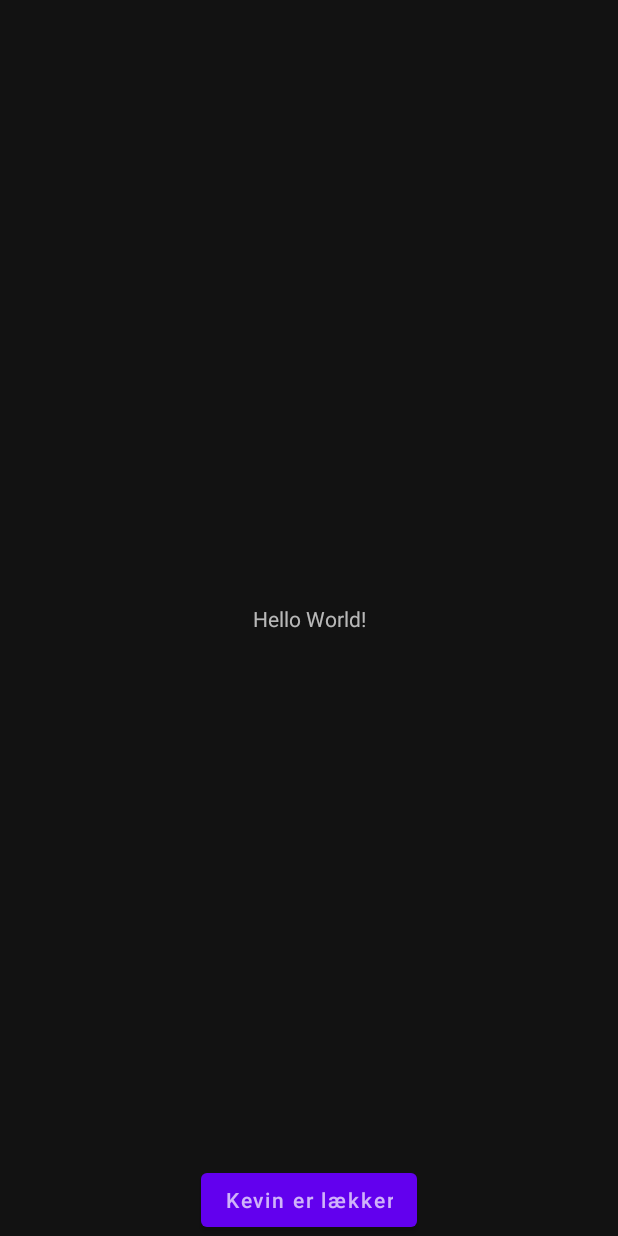
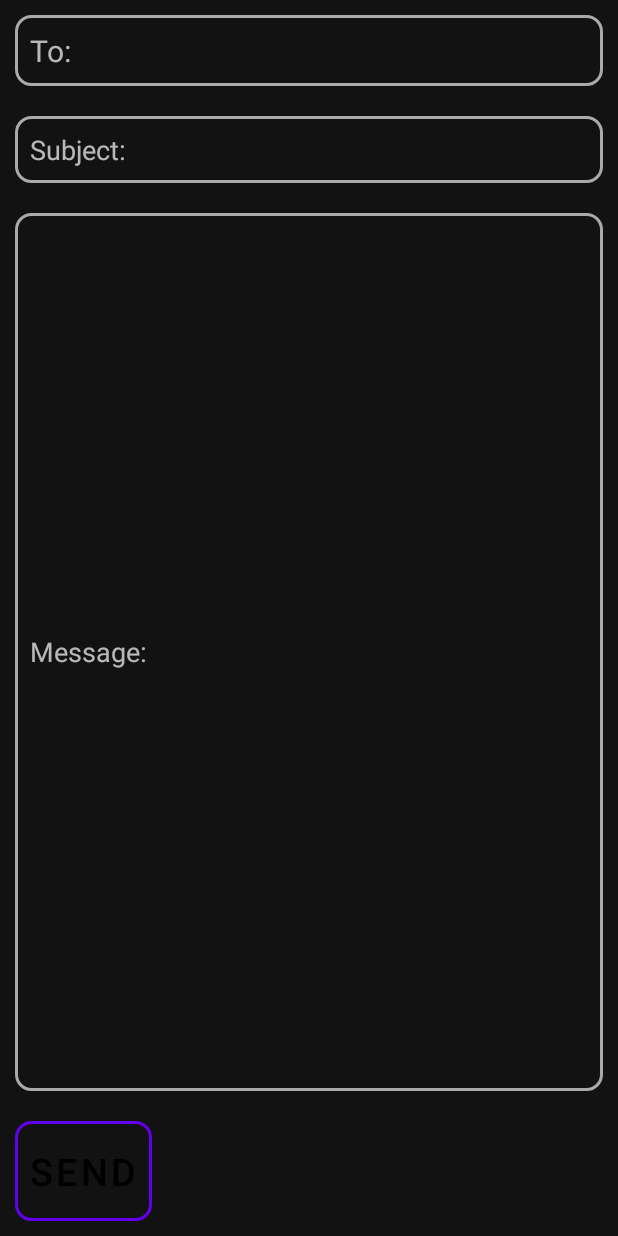
Before and after one commit to Kevbruh/Billigtlager, an Android app: the screen it shows after launch (MainActivity), on a phone screen of 412 x 824 dp. Run offline under Robolectric (Android 15) with nearby library versions, the phone set to English and light mode, and no system bars.

Commit message:
Contact page

```diff
--- a/app/src/main/java/com/example/billigtlager/MainActivity.java
+++ b/app/src/main/java/com/example/billigtlager/MainActivity.java
@@ -7,6 +7,7 @@ import android.net.Uri;
 import android.os.Bundle;
 import android.widget.Button;
 import android.widget.EditText;
+import android.widget.Toast;
 
 public class MainActivity extends AppCompatActivity {
 
@@ -15,7 +16,7 @@ public class MainActivity extends AppCompatActivity {
     @Override
     protected void onCreate(Bundle savedInstanceState) {
         super.onCreate(savedInstanceState);
-        setContentView(R.layout.activity_main);
+        setContentView(R.layout.contact_page);
 
         etTo = findViewById(R.id.ET_to);
         etSubject = findViewById(R.id.ET_subject);
@@ -27,6 +28,7 @@ public class MainActivity extends AppCompatActivity {
             intent.putExtra(Intent.EXTRA_SUBJECT, etSubject.getText().toString());
             intent.putExtra(Intent.EXTRA_TEXT, etMessage.getText().toString());
             startActivity(intent);
+            Toast.makeText(this, "The Email was send", Toast.LENGTH_SHORT).show();;
         });
     }
 }
--- a/app/src/main/res/layout/contact_page.xml
+++ b/app/src/main/res/layout/contact_page.xml
@@ -4,25 +4,26 @@
     android:layout_height="match_parent"
     android:orientation="vertical">
 
+
             <LinearLayout
                 android:layout_width="match_parent"
                 android:layout_height="wrap_content"
-        android:padding="10dp"
                 android:layout_margin="10dp"
-        android:background="@drawable/bg_round">
+                android:background="@drawable/bg_round"
+                android:padding="10dp">
 
                 <TextView
                     android:layout_width="50dp"
                     android:layout_height="wrap_content"
+                    android:layout_gravity="center"
                     android:text="To: "
-            android:textSize="20sp"
-            android:layout_gravity="center"/>
+                    android:textSize="20sp" />
 
                 <EditText
                     android:id="@+id/ET_to"
                     android:layout_width="match_parent"
                     android:layout_height="wrap_content"
-            android:background="@android:color/transparent"/>
+                    android:background="@android:color/transparent" />
 
             </LinearLayout>
 
@@ -30,34 +31,35 @@
                 android:id="@+id/ET_subject"
                 android:layout_width="match_parent"
                 android:layout_height="wrap_content"
-        android:hint="Subject: "
-        android:padding="10dp"
                 android:layout_margin="10dp"
                 android:layout_marginTop="10dp"
-        android:background="@drawable/bg_round"/>
+                android:background="@drawable/bg_round"
+                android:hint="Subject: "
+                android:padding="10dp" />
 
             <EditText
                 android:id="@+id/ET_message"
                 android:layout_width="match_parent"
                 android:layout_height="0dp"
-        android:layout_weight="1"
-        android:hint="Message: "
-        android:padding="10dp"
+                android:layout_gravity="top"
                 android:layout_margin="10dp"
                 android:layout_marginTop="10dp"
-        android:layout_gravity="top"
-        android:background="@drawable/bg_round"/>
+                android:layout_weight="1"
+                android:background="@drawable/bg_round"
+                android:hint="Message: "
+                android:padding="10dp" />
 
             <Button
+                android:id="@+id/bt_send"
                 android:layout_width="wrap_content"
                 android:layout_height="wrap_content"
-        android:id="@+id/bt_send"
-        android:textSize="25sp"
+                android:layout_margin="10dp"
+                android:layout_marginTop="10dp"
+                android:background="@drawable/bg_round"
+                android:padding="10dp"
                 android:text="Send"
                 android:textColor="@color/black"
-        android:padding="10dp"
-        android:layout_margin="10dp"
-        android:layout_marginTop="10dp"
-        android:background="@drawable/bg_round"/>
+                android:textSize="25sp" />
+
 
 </LinearLayout>
```
Lines whose indentation alone changed are shown as unchanged.
